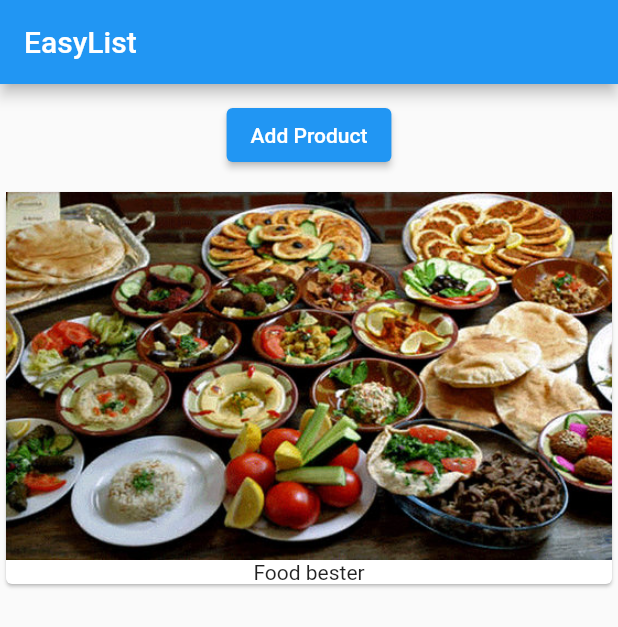
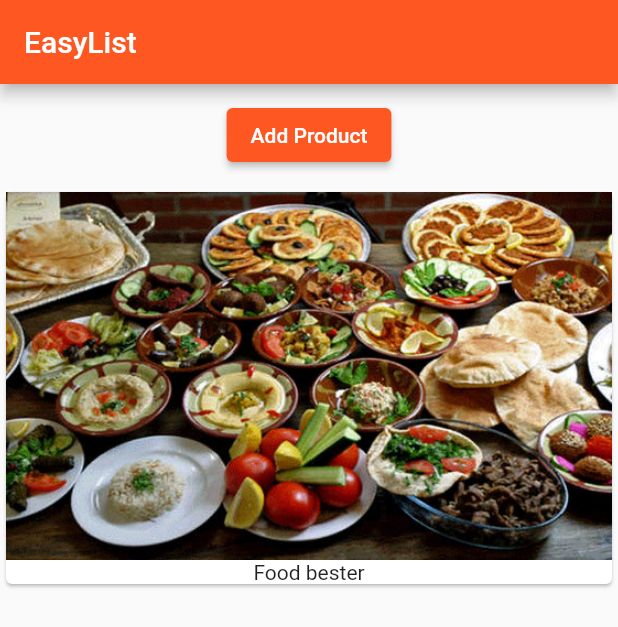
Before and after one commit to sethupavan12/Listing-Mobile-App, a Flutter app: the screen it shows after launch, on a phone screen of 412 x 824 dp. Shown: the top 627 px of the screen. Run offline on Flutter 3.47's test engine with Material 2 defaults, Android fonts, the phone set to English and light mode, and no system bars.

Commit message:
lil tweaks

```diff
--- a/lib/main.dart
+++ b/lib/main.dart
@@ -7,6 +7,7 @@ class MyApp extends StatelessWidget {
   @override
   Widget build(BuildContext context) {
     return MaterialApp(
+        theme: ThemeData(primarySwatch: Colors.deepOrange),
         home: Scaffold(
             appBar: AppBar(
               title: (Text('EasyList')),
--- a/lib/product_manager.dart
+++ b/lib/product_manager.dart
@@ -8,7 +8,6 @@ class ProductManager extends StatefulWidget {
 
   @override
   State<StatefulWidget> createState() {
-    // TODO: implement createState
     return _ProductManagerState();
   }
 }
--- /dev/null
+++ b/stuff.txt
@@ -0,0 +1 @@
+added nothing lol
```
